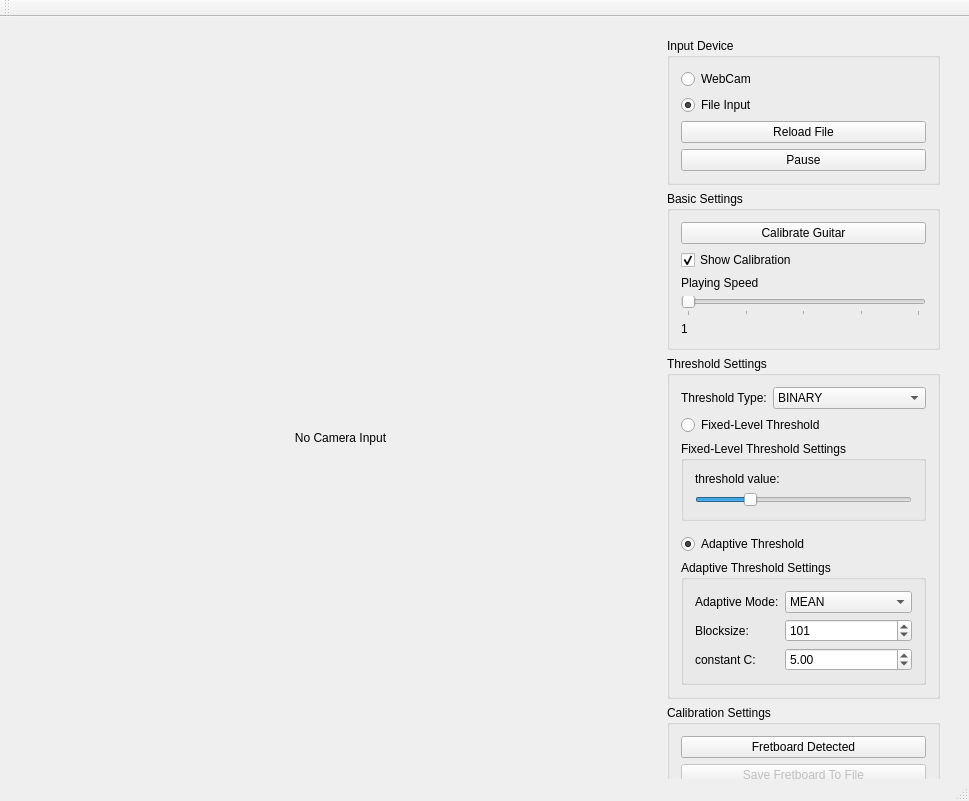
felixmeissgeier/AugmentedReality, file AugmentedRealityTutorial.ui: the form before one commit.
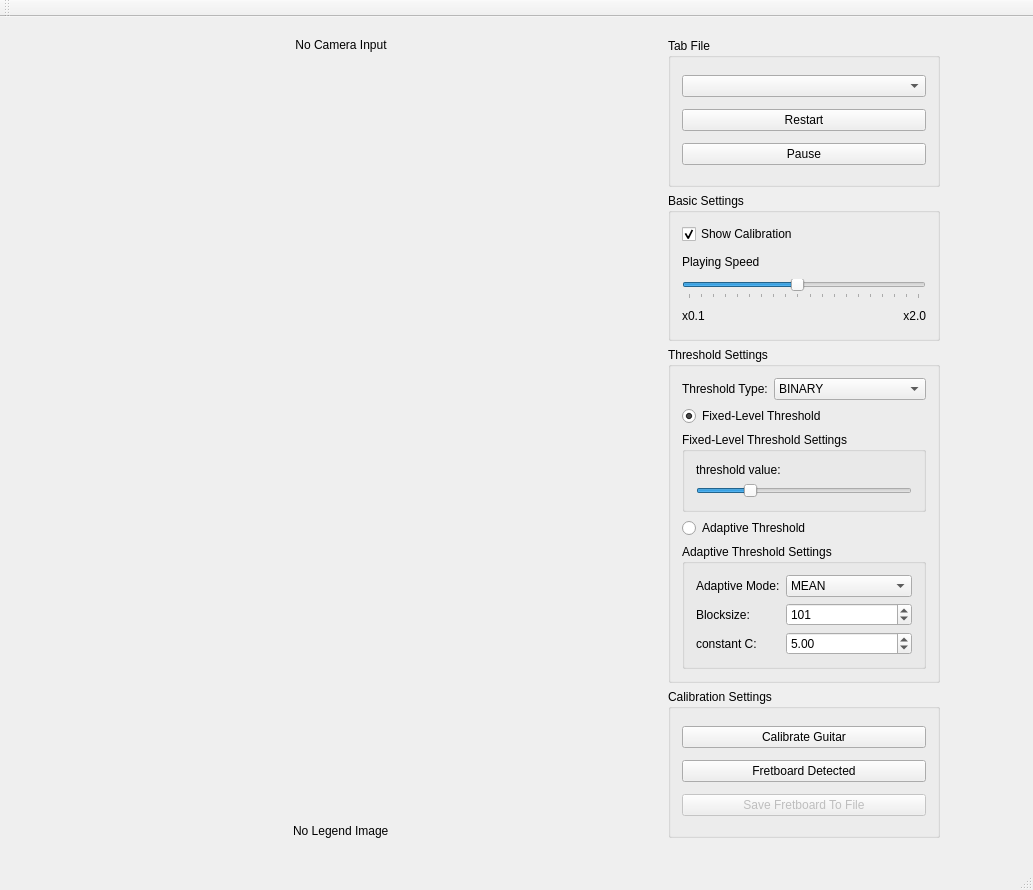
The form after the commit.

What changed in the file:
```diff
--- a/AugmentedRealityTutorial.ui
+++ b/AugmentedRealityTutorial.ui
@@ -9,8 +9,8 @@
    <rect>
     <x>0</x>
     <y>0</y>
-    <width>969</width>
-    <height>801</height>
+    <width>1033</width>
+    <height>890</height>
    </rect>
   </property>
   <property name="windowTitle">
@@ -41,14 +41,38 @@
       </spacer>
      </item>
      <item>
-      <widget class="QLabel" name="imageLabel">
-       <property name="text">
-        <string>No Camera Input</string>
-       </property>
-       <property name="alignment">
-        <set>Qt::AlignCenter</set>
-       </property>
-      </widget>
+      <layout class="QVBoxLayout" name="verticalLayout_8">
+       <item>
+        <widget class="QLabel" name="imageLabel">
+         <property name="text">
+          <string>No Camera Input</string>
+         </property>
+         <property name="alignment">
+          <set>Qt::AlignCenter</set>
+         </property>
+        </widget>
+       </item>
+       <item>
+        <spacer name="verticalSpacer">
+         <property name="orientation">
+          <enum>Qt::Vertical</enum>
+         </property>
+         <property name="sizeHint" stdset="0">
+          <size>
+           <width>20</width>
+           <height>40</height>
+          </size>
+         </property>
+        </spacer>
+       </item>
+       <item>
+        <widget class="QLabel" name="legendImageLabel">
+         <property name="text">
+          <string>No Legend Image</string>
+         </property>
+        </widget>
+       </item>
+      </layout>
      </item>
      <item>
       <spacer name="horizontalSpacer">
@@ -68,33 +92,16 @@
        <item>
         <widget class="QGroupBox" name="groupBox_4">
          <property name="title">
-          <string>Input Device</string>
+          <string>Tab File</string>
          </property>
          <layout class="QVBoxLayout" name="verticalLayout_4">
           <item>
-           <widget class="QRadioButton" name="radioInputWebCam">
-            <property name="text">
-             <string>WebCam</string>
-            </property>
-            <property name="checked">
-             <bool>false</bool>
-            </property>
-           </widget>
-          </item>
-          <item>
-           <widget class="QRadioButton" name="radioInputFile">
-            <property name="text">
-             <string>File Input</string>
-            </property>
-            <property name="checked">
-             <bool>true</bool>
-            </property>
-           </widget>
+           <widget class="QComboBox" name="fileCombo"/>
           </item>
           <item>
            <widget class="QPushButton" name="pushReloadFileInput">
             <property name="text">
-             <string>Reload File</string>
+             <string>Restart</string>
             </property>
            </widget>
           </item>
@@ -114,13 +121,6 @@
           <string>Basic Settings</string>
          </property>
          <layout class="QVBoxLayout" name="verticalLayout_5">
-          <item>
-           <widget class="QPushButton" name="pushCalibrateGuitar">
-            <property name="text">
-             <string>Calibrate Guitar</string>
-            </property>
-           </widget>
-          </item>
           <item>
            <widget class="QCheckBox" name="checkShowCalibration">
             <property name="text">
@@ -144,13 +144,16 @@
              <number>1</number>
             </property>
             <property name="maximum">
-             <number>5</number>
+             <number>20</number>
             </property>
             <property name="singleStep">
              <number>1</number>
             </property>
+            <property name="value">
+             <number>10</number>
+            </property>
             <property name="sliderPosition">
-             <number>1</number>
+             <number>10</number>
             </property>
             <property name="orientation">
              <enum>Qt::Horizontal</enum>
@@ -164,11 +167,25 @@
            </widget>
           </item>
           <item>
-           <widget class="QLabel" name="lblCurrentSpeed">
-            <property name="text">
-             <string>1</string>
-            </property>
-           </widget>
+           <layout class="QHBoxLayout" name="horizontalLayout_2">
+            <item>
+             <widget class="QLabel" name="lblCurrentSpeed">
+              <property name="text">
+               <string>x0.1</string>
+              </property>
+             </widget>
+            </item>
+            <item>
+             <widget class="QLabel" name="label_6">
+              <property name="text">
+               <string>x2.0</string>
+              </property>
+              <property name="alignment">
+               <set>Qt::AlignRight|Qt::AlignTrailing|Qt::AlignVCenter</set>
+              </property>
+             </widget>
+            </item>
+           </layout>
           </item>
          </layout>
         </widget>
@@ -210,7 +227,7 @@
              <string>Fixed-Level Threshold</string>
             </property>
             <property name="checked">
-             <bool>false</bool>
+             <bool>true</bool>
             </property>
            </widget>
           </item>
@@ -252,26 +269,13 @@
             </layout>
            </widget>
           </item>
-          <item>
-           <spacer name="verticalSpacer_2">
-            <property name="orientation">
-             <enum>Qt::Vertical</enum>
-            </property>
-            <property name="sizeHint" stdset="0">
-             <size>
-              <width>20</width>
-              <height>10</height>
-             </size>
-            </property>
-           </spacer>
-          </item>
           <item>
            <widget class="QRadioButton" name="radioAdaptiveThreshold">
             <property name="text">
              <string>Adaptive Threshold</string>
             </property>
             <property name="checked">
-             <bool>true</bool>
+             <bool>false</bool>
             </property>
            </widget>
           </item>
@@ -357,6 +361,13 @@
           <string>Calibration Settings</string>
          </property>
          <layout class="QVBoxLayout" name="verticalLayout_6">
+          <item>
+           <widget class="QPushButton" name="pushCalibrateGuitar">
+            <property name="text">
+             <string>Calibrate Guitar</string>
+            </property>
+           </widget>
+          </item>
           <item>
            <widget class="QPushButton" name="pushFretBoardDetected">
             <property name="text">
@@ -380,19 +391,6 @@
          </layout>
         </widget>
        </item>
-       <item>
-        <spacer name="verticalSpacer">
-         <property name="orientation">
-          <enum>Qt::Vertical</enum>
-         </property>
-         <property name="sizeHint" stdset="0">
-          <size>
-           <width>20</width>
-           <height>40</height>
-          </size>
-         </property>
-        </spacer>
-       </item>
       </layout>
      </item>
     </layout>
```
Left out of the diff: 124 changed lines with no effect on the pictures.
